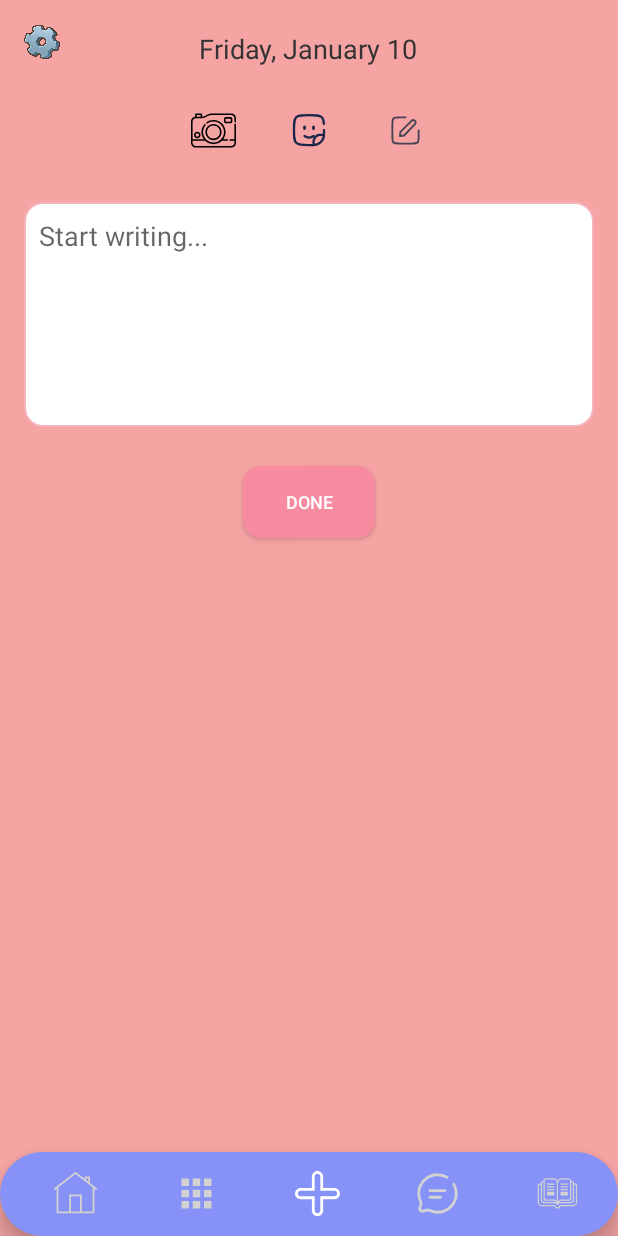
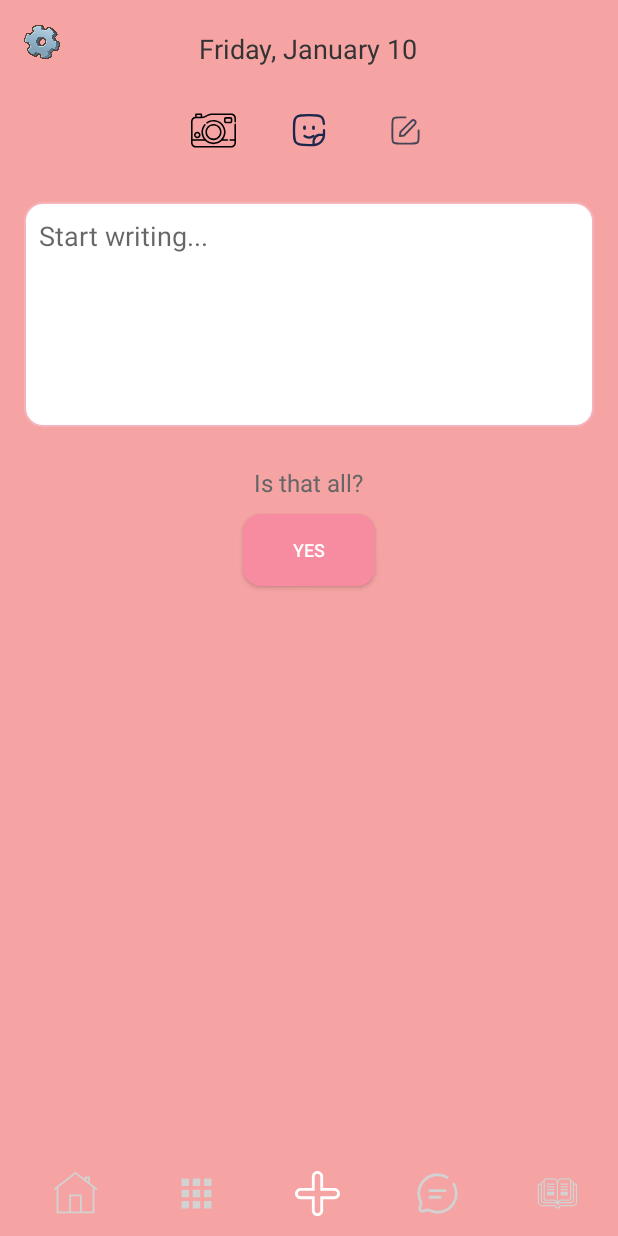
Before and after one commit to AlexandraGruia/ApplicationInAndroidStudioUsingKotlin, an Android app built with Jetpack Compose: the NewNoteActivity screen opened directly, with no data from a screen before it, on a phone screen of 412 x 824 dp. Run offline under Robolectric (Android 15) with nearby library versions, the phone set to English and light mode, and no system bars.

Commit message:
commit 2

```diff
--- a/app/build.gradle.kts
+++ b/app/build.gradle.kts
@@ -59,6 +59,7 @@
     implementation(libs.androidx.constraintlayout.core)
     implementation(libs.androidx.fragment.ktx)
     implementation(libs.material)
+    implementation(libs.filament.android)
     testImplementation(libs.junit)
     androidTestImplementation(libs.androidx.junit)
     androidTestImplementation(libs.androidx.espresso.core)
--- a/app/src/main/res/drawable/bottom_background.xml
+++ b/app/src/main/res/drawable/bottom_background.xml
@@ -1,7 +1,7 @@
 <?xml version="1.0" encoding="utf-8"?>
 <shape xmlns:android="http://schemas.android.com/apk/res/android"
     android:shape="rectangle">
-    <solid android:color="@color/lavender"/>
+    <solid android:color="@color/transparent"/>
     <corners
         android:radius="40dp"/>
 </shape>
--- a/app/src/main/res/drawable/chat_ic.xml
+++ b/app/src/main/res/drawable/chat_ic.xml
@@ -1,6 +1,6 @@
 <vector xmlns:android="http://schemas.android.com/apk/res/android"
-    android:width="800dp"
-    android:height="800dp"
+    android:width="80dp"
+    android:height="80dp"
     android:viewportWidth="24"
     android:viewportHeight="24">
   <path
--- a/app/src/main/res/drawable/plus_ic.xml
+++ b/app/src/main/res/drawable/plus_ic.xml
@@ -1,6 +1,6 @@
 <vector xmlns:android="http://schemas.android.com/apk/res/android"
-    android:width="800dp"
-    android:height="800dp"
+    android:width="80dp"
+    android:height="80dp"
     android:viewportWidth="32"
     android:viewportHeight="32">
   <path
--- a/app/src/main/res/layout/activity_newnote.xml
+++ b/app/src/main/res/layout/activity_newnote.xml
@@ -115,10 +115,10 @@
             android:id="@+id/submitButton"
             android:layout_width="wrap_content"
             android:layout_height="wrap_content"
-            android:layout_below="@id/postInput"
+            android:layout_below="@id/questionText"
             android:layout_centerHorizontal="true"
             android:layout_marginTop="10dp"
-            android:text="Done"
+            android:text="Yes"
             android:textColor="#ffffff"
             android:textSize="12sp"
             android:background="@drawable/rounded_button"
--- a/app/src/main/res/values/colors.xml
+++ b/app/src/main/res/values/colors.xml
@@ -9,5 +9,7 @@
     <color name="white">#FFFFFFFF</color>
     <color name="lavender">#8692f7</color>
     <color name="grey">#d2d2d2</color>
+    <color name="pink">#F6BCBC</color>
+    <color name="transparent">#00F6BCBC</color>
 
 </resources>
--- a/app/src/main/res/values/themes.xml
+++ b/app/src/main/res/values/themes.xml
@@ -3,17 +3,8 @@
 
     <style name="Theme.MyApplication" parent="Theme.MaterialComponents.DayNight.DarkActionBar">
         <!-- Primary brand color. -->
-        <item name="colorPrimary">@color/lavender</item>
-        <item name="colorPrimaryVariant">@color/lavender</item>
-        <item name="colorOnPrimary">@color/white</item>
-        <!-- Secondary brand color. -->
-        <item name="colorSecondary">@color/teal_200</item>
-        <item name="colorSecondaryVariant">@color/teal_700</item>
-        <item name="colorOnSecondary">@color/black</item>
-        <!-- Status bar color. -->
-        <item name="android:statusBarColor">?attr/colorPrimaryVariant</item>
-        <!-- Customize your theme here. -->
-        <item name="android:windowAnimationStyle">@style/CustomActivityAnimation</item>
+        <item name="windowActionBar">false</item>
+        <item name="windowNoTitle">true</item>
     </style>
     <style name="CustomActivityAnimation" parent="@android:style/Animation.Activity">
         <item name="android:activityOpenEnterAnimation">@anim/slide_in_right</item>
--- a/gradle/libs.versions.toml
+++ b/gradle/libs.versions.toml
@@ -12,6 +12,7 @@
 constraintlayoutCore = "1.1.0"
 fragmentKtx = "1.8.5"
 material = "1.12.0"
+filamentAndroid = "1.17.1"
 
 [libraries]
 androidx-core-ktx = { group = "androidx.core", name = "core-ktx", version.ref = "coreKtx" }
@@ -32,6 +33,7 @@
 androidx-constraintlayout-core = { group = "androidx.constraintlayout", name = "constraintlayout-core", version.ref = "constraintlayoutCore" }
 androidx-fragment-ktx = { group = "androidx.fragment", name = "fragment-ktx", version.ref = "fragmentKtx" }
 material = { group = "com.google.android.material", name = "material", version.ref = "material" }
+filament-android = { group = "com.google.ar.sceneform", name = "filament-android", version.ref = "filamentAndroid" }
 
 [plugins]
 android-application = { id = "com.android.application", version.ref = "agp" }
```
Also changed, not shown: app/src/main/AndroidManifest.xml (+8 -2 lines), app/src/main/java/com/example/myapplication/ChatActivity.kt (+20 -2 lines), app/src/main/res/layout/activity_chat.xml (+104 -19 lines).
